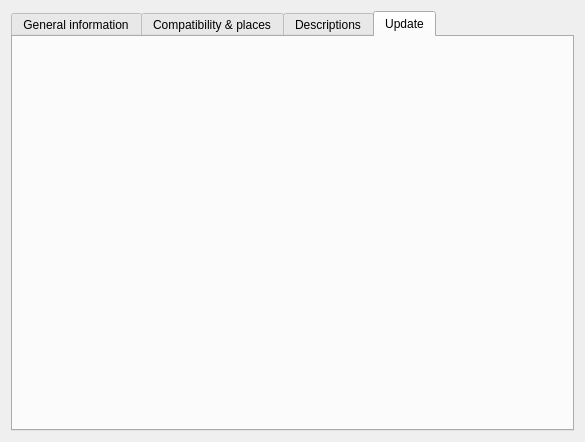
This is libs/utils/widgets/genericdescriptioneditor.ui in FreeHealth/freehealth as Qt 5 draws it before an edit. The edited form follows.
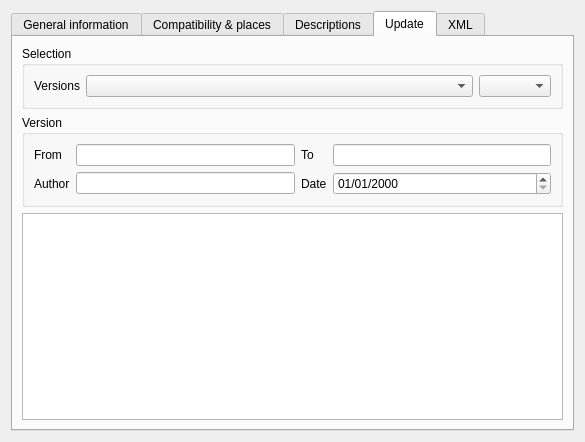
This is the edited form. The open tabs and pages were chosen to show the change.

Diff of the .ui file:
```diff
--- a/libs/utils/widgets/genericdescriptioneditor.ui
+++ b/libs/utils/widgets/genericdescriptioneditor.ui
@@ -282,6 +282,109 @@
       <attribute name="title">
        <string>Update</string>
       </attribute>
+      <layout class="QGridLayout" name="gridLayout_8">
+       <item row="0" column="0">
+        <widget class="QGroupBox" name="groupBox_2">
+         <property name="title">
+          <string>Selection</string>
+         </property>
+         <layout class="QGridLayout" name="gridLayout_6">
+          <item row="0" column="0">
+           <widget class="QLabel" name="label_19">
+            <property name="sizePolicy">
+             <sizepolicy hsizetype="Fixed" vsizetype="Preferred">
+              <horstretch>0</horstretch>
+              <verstretch>0</verstretch>
+             </sizepolicy>
+            </property>
+            <property name="text">
+             <string>Versions</string>
+            </property>
+           </widget>
+          </item>
+          <item row="0" column="1">
+           <widget class="QComboBox" name="updateVersions">
+            <property name="sizePolicy">
+             <sizepolicy hsizetype="Expanding" vsizetype="Fixed">
+              <horstretch>0</horstretch>
+              <verstretch>0</verstretch>
+             </sizepolicy>
+            </property>
+           </widget>
+          </item>
+          <item row="0" column="2">
+           <widget class="QComboBox" name="langSelectorUpdate"/>
+          </item>
+         </layout>
+        </widget>
+       </item>
+       <item row="1" column="0">
+        <widget class="QGroupBox" name="groupBox_3">
+         <property name="title">
+          <string>Version</string>
+         </property>
+         <layout class="QGridLayout" name="gridLayout_7">
+          <item row="0" column="0">
+           <widget class="QLabel" name="label_20">
+            <property name="text">
+             <string>From</string>
+            </property>
+           </widget>
+          </item>
+          <item row="0" column="1">
+           <widget class="QLineEdit" name="from"/>
+          </item>
+          <item row="0" column="2">
+           <widget class="QLabel" name="label_21">
+            <property name="text">
+             <string>To</string>
+            </property>
+           </widget>
+          </item>
+          <item row="0" column="3">
+           <widget class="QLineEdit" name="to"/>
+          </item>
+          <item row="1" column="0">
+           <widget class="QLabel" name="label_22">
+            <property name="text">
+             <string>Author</string>
+            </property>
+           </widget>
+          </item>
+          <item row="1" column="1">
+           <widget class="QLineEdit" name="updateAuthor"/>
+          </item>
+          <item row="1" column="2">
+           <widget class="QLabel" name="label_23">
+            <property name="text">
+             <string>Date</string>
+            </property>
+           </widget>
+          </item>
+          <item row="1" column="3">
+           <widget class="QDateEdit" name="date">
+            <property name="displayFormat">
+             <string>dd/MM/yyyy</string>
+            </property>
+           </widget>
+          </item>
+         </layout>
+        </widget>
+       </item>
+       <item row="2" column="0">
+        <widget class="QTextEdit" name="updateText"/>
+       </item>
+      </layout>
+     </widget>
+     <widget class="QWidget" name="tab_4">
+      <attribute name="title">
+       <string>XML</string>
+      </attribute>
+      <layout class="QGridLayout" name="gridLayout_9">
+       <item row="0" column="0">
+        <widget class="QTextBrowser" name="xml"/>
+       </item>
+      </layout>
      </widget>
     </widget>
    </item>
```
Left out of the diff: 2 changed lines with no effect on the pictures.
